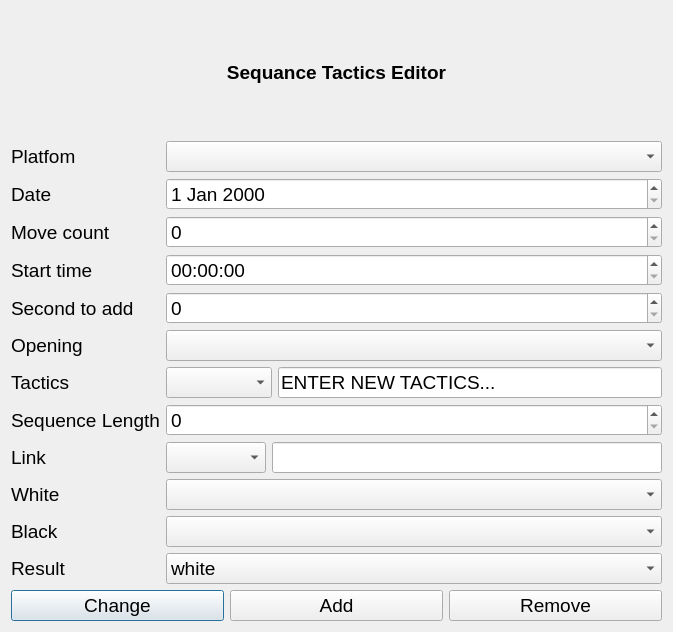
Old version of the form ChessDataBase/Code/ChessTactics/gameeditor.ui in the repository Gmel2004/DataBasesLabWorks.
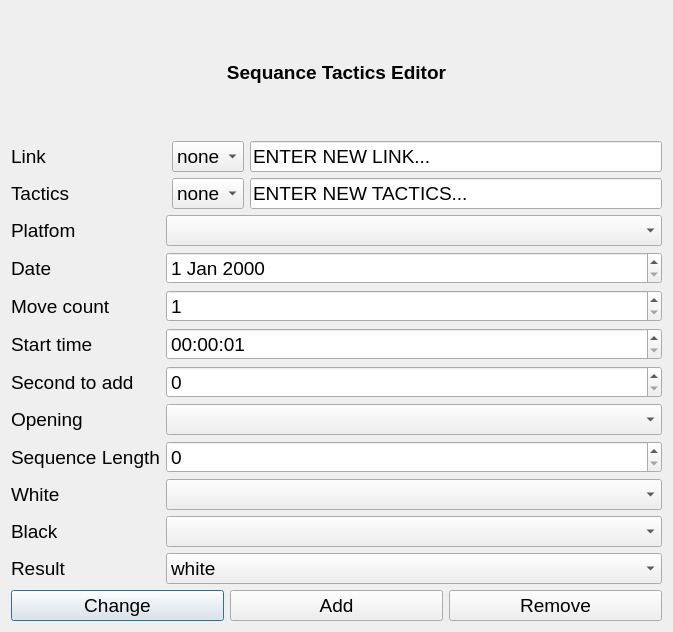
New version of the form.

Patch:
```diff
--- a/ChessDataBase/Code/ChessTactics/gameeditor.ui
+++ b/ChessDataBase/Code/ChessTactics/gameeditor.ui
@@ -28,7 +28,110 @@
    </item>
    <item row="1" column="0" colspan="3">
     <layout class="QGridLayout" name="gridLayout">
-     <item row="4" column="0">
+     <item row="7" column="1" colspan="3">
+      <widget class="QSpinBox" name="secondToAdd">
+       <property name="font">
+        <font>
+         <pointsize>14</pointsize>
+        </font>
+       </property>
+      </widget>
+     </item>
+     <item row="4" column="1" colspan="3">
+      <widget class="QDateEdit" name="date">
+       <property name="font">
+        <font>
+         <pointsize>14</pointsize>
+        </font>
+       </property>
+      </widget>
+     </item>
+     <item row="8" column="0">
+      <widget class="QLabel" name="label_5">
+       <property name="font">
+        <font>
+         <pointsize>14</pointsize>
+        </font>
+       </property>
+       <property name="text">
+        <string>Opening</string>
+       </property>
+      </widget>
+     </item>
+     <item row="3" column="1" colspan="3">
+      <widget class="QComboBox" name="platform">
+       <property name="font">
+        <font>
+         <pointsize>14</pointsize>
+        </font>
+       </property>
+      </widget>
+     </item>
+     <item row="5" column="1" colspan="3">
+      <widget class="QSpinBox" name="moveCount">
+       <property name="font">
+        <font>
+         <pointsize>14</pointsize>
+        </font>
+       </property>
+       <property name="minimum">
+        <number>1</number>
+       </property>
+      </widget>
+     </item>
+     <item row="1" column="2">
+      <widget class="QComboBox" name="tacticsBox">
+       <property name="font">
+        <font>
+         <pointsize>14</pointsize>
+        </font>
+       </property>
+       <item>
+        <property name="text">
+         <string>none</string>
+        </property>
+       </item>
+      </widget>
+     </item>
+     <item row="14" column="0">
+      <widget class="QLabel" name="label_10">
+       <property name="font">
+        <font>
+         <pointsize>14</pointsize>
+        </font>
+       </property>
+       <property name="text">
+        <string>Result</string>
+       </property>
+      </widget>
+     </item>
+     <item row="12" column="0">
+      <widget class="QLabel" name="label_9">
+       <property name="font">
+        <font>
+         <pointsize>14</pointsize>
+        </font>
+       </property>
+       <property name="text">
+        <string>White</string>
+       </property>
+      </widget>
+     </item>
+     <item row="0" column="2">
+      <widget class="QComboBox" name="linkBox">
+       <property name="font">
+        <font>
+         <pointsize>14</pointsize>
+        </font>
+       </property>
+       <item>
+        <property name="text">
+         <string>none</string>
+        </property>
+       </item>
+      </widget>
+     </item>
+     <item row="7" column="0">
       <widget class="QLabel" name="label_4">
        <property name="font">
         <font>
@@ -40,43 +143,125 @@
        </property>
       </widget>
      </item>
-     <item row="7" column="0">
-      <widget class="QLabel" name="label_6">
+     <item row="4" column="0">
+      <widget class="QLabel" name="label_2">
        <property name="font">
         <font>
          <pointsize>14</pointsize>
         </font>
        </property>
        <property name="text">
-        <string>Sequence Length</string>
+        <string>Date</string>
        </property>
       </widget>
      </item>
      <item row="6" column="0">
-      <widget class="QLabel" name="label_13">
+      <widget class="QLabel" name="label_11">
        <property name="font">
         <font>
          <pointsize>14</pointsize>
         </font>
        </property>
        <property name="text">
-        <string>Tactics</string>
+        <string>Start time</string>
+       </property>
+      </widget>
+     </item>
+     <item row="13" column="1" colspan="3">
+      <widget class="QComboBox" name="whiteNickName">
+       <property name="font">
+        <font>
+         <pointsize>14</pointsize>
+        </font>
+       </property>
+      </widget>
+     </item>
+     <item row="6" column="1" colspan="3">
+      <widget class="QTimeEdit" name="startTime">
+       <property name="font">
+        <font>
+         <pointsize>14</pointsize>
+        </font>
+       </property>
+       <property name="minimumTime">
+        <time>
+         <hour>0</hour>
+         <minute>0</minute>
+         <second>1</second>
+        </time>
+       </property>
+       <property name="displayFormat">
+        <string>HH:mm:ss</string>
+       </property>
+      </widget>
+     </item>
+     <item row="0" column="3">
+      <widget class="QLineEdit" name="link">
+       <property name="font">
+        <font>
+         <pointsize>14</pointsize>
+        </font>
+       </property>
+       <property name="text">
+        <string>ENTER NEW LINK...</string>
+       </property>
+      </widget>
+     </item>
+     <item row="8" column="1" colspan="3">
+      <widget class="QComboBox" name="opening">
+       <property name="font">
+        <font>
+         <pointsize>14</pointsize>
+        </font>
+       </property>
+      </widget>
+     </item>
+     <item row="12" column="1" colspan="3">
+      <widget class="QComboBox" name="blackNickName">
+       <property name="font">
+        <font>
+         <pointsize>14</pointsize>
+        </font>
+       </property>
+      </widget>
+     </item>
+     <item row="14" column="1" colspan="3">
+      <widget class="QComboBox" name="result">
+       <property name="font">
+        <font>
+         <pointsize>14</pointsize>
+        </font>
+       </property>
+       <item>
+        <property name="text">
+         <string>white</string>
+        </property>
+       </item>
+       <item>
+        <property name="text">
+         <string>black</string>
+        </property>
+       </item>
+       <item>
+        <property name="text">
+         <string>draw</string>
+        </property>
+       </item>
+      </widget>
+     </item>
+     <item row="13" column="0">
+      <widget class="QLabel" name="label_8">
+       <property name="font">
+        <font>
+         <pointsize>14</pointsize>
+        </font>
+       </property>
+       <property name="text">
+        <string>Black</string>
        </property>
       </widget>
      </item>
      <item row="0" column="0">
-      <widget class="QLabel" name="label">
-       <property name="font">
-        <font>
-         <pointsize>14</pointsize>
-        </font>
-       </property>
-       <property name="text">
-        <string>Platfom</string>
-       </property>
-      </widget>
-     </item>
-     <item row="8" column="0">
       <widget class="QLabel" name="label_7">
        <property name="font">
         <font>
@@ -89,31 +274,31 @@
       </widget>
      </item>
      <item row="1" column="0">
-      <widget class="QLabel" name="label_2">
+      <widget class="QLabel" name="label_13">
        <property name="font">
         <font>
          <pointsize>14</pointsize>
         </font>
        </property>
        <property name="text">
-        <string>Date</string>
+        <string>Tactics</string>
        </property>
       </widget>
      </item>
      <item row="3" column="0">
-      <widget class="QLabel" name="label_11">
+      <widget class="QLabel" name="label">
        <property name="font">
         <font>
          <pointsize>14</pointsize>
         </font>
        </property>
        <property name="text">
-        <string>Start time</string>
+        <string>Platfom</string>
        </property>
       </widget>
      </item>
-     <item row="8" column="2" colspan="2">
-      <widget class="QLineEdit" name="link">
+     <item row="10" column="1" colspan="3">
+      <widget class="QSpinBox" name="sequenceToLength">
        <property name="font">
         <font>
          <pointsize>14</pointsize>
@@ -121,31 +306,7 @@
        </property>
       </widget>
      </item>
-     <item row="11" column="0">
-      <widget class="QLabel" name="label_10">
-       <property name="font">
-        <font>
-         <pointsize>14</pointsize>
-        </font>
-       </property>
-       <property name="text">
-        <string>Result</string>
-       </property>
-      </widget>
-     </item>
      <item row="5" column="0">
-      <widget class="QLabel" name="label_5">
-       <property name="font">
-        <font>
-         <pointsize>14</pointsize>
-        </font>
-       </property>
-       <property name="text">
-        <string>Opening</string>
-       </property>
-      </widget>
-     </item>
-     <item row="2" column="0">
       <widget class="QLabel" name="label_3">
        <property name="font">
         <font>
@@ -158,18 +319,18 @@
       </widget>
      </item>
      <item row="10" column="0">
-      <widget class="QLabel" name="label_8">
+      <widget class="QLabel" name="label_6">
        <property name="font">
         <font>
          <pointsize>14</pointsize>
         </font>
        </property>
        <property name="text">
-        <string>Black</string>
+        <string>Sequence Length</string>
        </property>
       </widget>
      </item>
-     <item row="6" column="3">
+     <item row="1" column="3">
       <widget class="QLineEdit" name="tactics">
        <property name="font">
         <font>
@@ -181,141 +342,6 @@
        </property>
       </widget>
      </item>
-     <item row="9" column="0">
-      <widget class="QLabel" name="label_9">
-       <property name="font">
-        <font>
-         <pointsize>14</pointsize>
-        </font>
-       </property>
-       <property name="text">
-        <string>White</string>
-       </property>
-      </widget>
-     </item>
-     <item row="8" column="1">
-      <widget class="QComboBox" name="linkBox">
-       <property name="font">
-        <font>
-         <pointsize>14</pointsize>
-        </font>
-       </property>
-      </widget>
-     </item>
-     <item row="7" column="1" colspan="3">
-      <widget class="QSpinBox" name="sequenceToLength">
-       <property name="font">
-        <font>
-         <pointsize>14</pointsize>
-        </font>
-       </property>
-      </widget>
-     </item>
-     <item row="6" column="1" colspan="2">
-      <widget class="QComboBox" name="tacticsBox">
-       <property name="font">
-        <font>
-         <pointsize>14</pointsize>
-        </font>
-       </property>
-      </widget>
-     </item>
-     <item row="5" column="1" colspan="3">
-      <widget class="QComboBox" name="opening">
-       <property name="font">
-        <font>
-         <pointsize>14</pointsize>
-        </font>
-       </property>
-      </widget>
-     </item>
-     <item row="4" column="1" colspan="3">
-      <widget class="QSpinBox" name="secondToAdd">
-       <property name="font">
-        <font>
-         <pointsize>14</pointsize>
-        </font>
-       </property>
-      </widget>
-     </item>
-     <item row="3" column="1" colspan="3">
-      <widget class="QTimeEdit" name="startTime">
-       <property name="font">
-        <font>
-         <pointsize>14</pointsize>
-        </font>
-       </property>
-      </widget>
-     </item>
-     <item row="2" column="1" colspan="3">
-      <widget class="QSpinBox" name="moveCount">
-       <property name="font">
-        <font>
-         <pointsize>14</pointsize>
-        </font>
-       </property>
-      </widget>
-     </item>
-     <item row="1" column="1" colspan="3">
-      <widget class="QDateEdit" name="date">
-       <property name="font">
-        <font>
-         <pointsize>14</pointsize>
-        </font>
-       </property>
-      </widget>
-     </item>
-     <item row="0" column="1" colspan="3">
-      <widget class="QComboBox" name="platform">
-       <property name="font">
-        <font>
-         <pointsize>14</pointsize>
-        </font>
-       </property>
-      </widget>
-     </item>
-     <item row="9" column="1" colspan="3">
-      <widget class="QComboBox" name="blackNickName">
-       <property name="font">
-        <font>
-         <pointsize>14</pointsize>
-        </font>
-       </property>
-      </widget>
-     </item>
-     <item row="10" column="1" colspan="3">
-      <widget class="QComboBox" name="whiteNickName">
-       <property name="font">
-        <font>
-         <pointsize>14</pointsize>
-        </font>
-       </property>
-      </widget>
-     </item>
-     <item row="11" column="1" colspan="3">
-      <widget class="QComboBox" name="result">
-       <property name="font">
-        <font>
-         <pointsize>14</pointsize>
-        </font>
-       </property>
-       <item>
-        <property name="text">
-         <string>white</string>
-        </property>
-       </item>
-       <item>
-        <property name="text">
-         <string>black</string>
-        </property>
-       </item>
-       <item>
-        <property name="text">
-         <string>draw</string>
-        </property>
-       </item>
-      </widget>
-     </item>
     </layout>
    </item>
    <item row="2" column="2">
```
